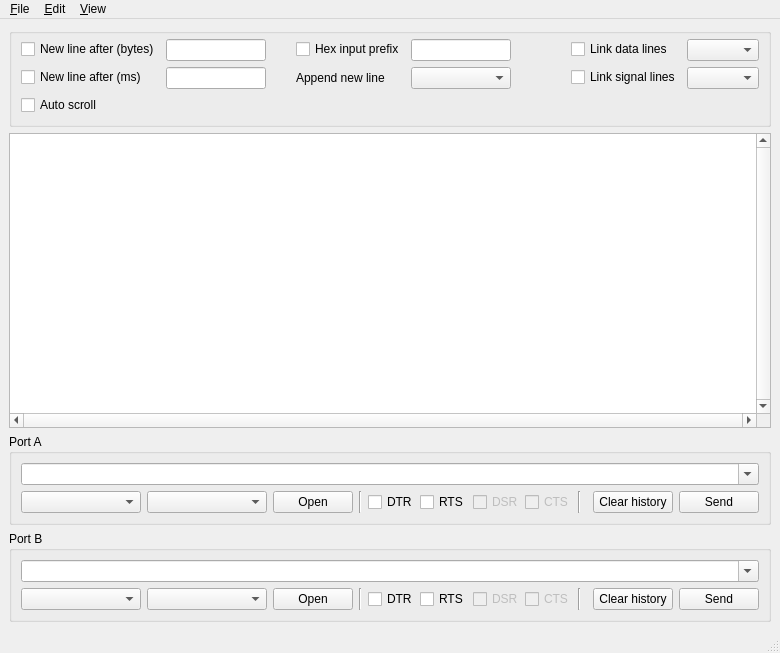
Qt form src/views/mainwindow.ui (maisonsmd/serial-spy) before a commit.
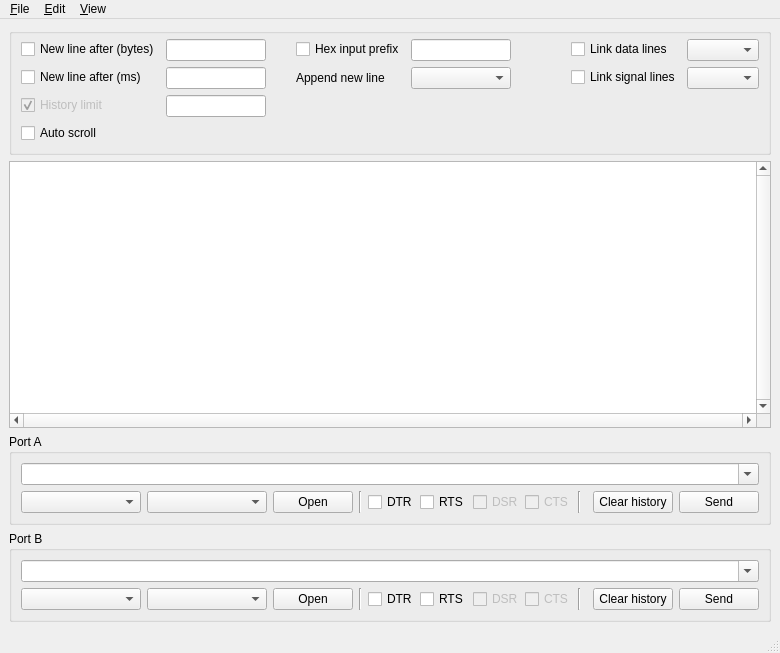
The same form after that commit.

Commit message: add newline splitting, combobox send on returnPressed

```diff
--- a/src/views/mainwindow.ui
+++ b/src/views/mainwindow.ui
@@ -80,13 +80,39 @@
              </property>
             </widget>
            </item>
-           <item row="2" column="0">
+           <item row="3" column="0">
             <widget class="QCheckBox" name="cbAutoScroll">
              <property name="text">
               <string>Auto scroll</string>
              </property>
             </widget>
            </item>
+           <item row="2" column="0">
+            <widget class="QCheckBox" name="cbLimitHistory">
+             <property name="enabled">
+              <bool>false</bool>
+             </property>
+             <property name="text">
+              <string>History limit</string>
+             </property>
+             <property name="checkable">
+              <bool>true</bool>
+             </property>
+             <property name="checked">
+              <bool>true</bool>
+             </property>
+            </widget>
+           </item>
+           <item row="2" column="1">
+            <widget class="QLineEdit" name="txtHistoryCap">
+             <property name="maximumSize">
+              <size>
+               <width>100</width>
+               <height>16777215</height>
+              </size>
+             </property>
+            </widget>
+           </item>
           </layout>
          </item>
          <item>
```
Left out of the diff: 34 changed lines with no effect on the pictures. The commit also changes 4 other files.
